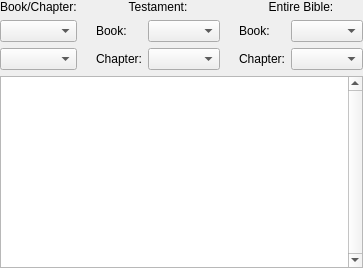
Above: programs/KJVCanOpener/KJVBrowser.ui from dewhisna/KingJamesPureBibleSearch before the change. Below: the same form after it.
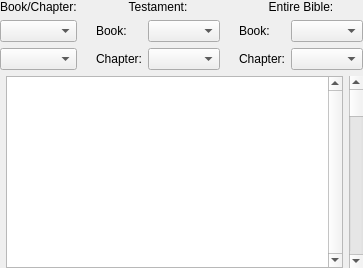
That is the form after the change.

Commit message: Added Chapter Selection ScrollBar to the KJVBrowser widget.

Diff of the .ui file:
```diff
--- a/programs/KJVCanOpener/KJVBrowser.ui
+++ b/programs/KJVCanOpener/KJVBrowser.ui
@@ -33,7 +33,36 @@
    </property>
    <item row="0" column="0">
     <layout class="QGridLayout" name="gridLayout">
-     <item row="0" column="0">
+     <item row="2" column="1">
+      <widget class="QTextBrowser" name="textBrowserMainText">
+       <property name="mouseTracking">
+        <bool>true</bool>
+       </property>
+       <property name="verticalScrollBarPolicy">
+        <enum>Qt::ScrollBarAlwaysOn</enum>
+       </property>
+       <property name="horizontalScrollBarPolicy">
+        <enum>Qt::ScrollBarAlwaysOff</enum>
+       </property>
+       <property name="tabChangesFocus">
+        <bool>false</bool>
+       </property>
+       <property name="textInteractionFlags">
+        <set>Qt::TextSelectableByKeyboard|Qt::TextSelectableByMouse</set>
+       </property>
+       <property name="openLinks">
+        <bool>false</bool>
+       </property>
+      </widget>
+     </item>
+     <item row="2" column="2">
+      <widget class="QScrollBar" name="scrollbarChapter">
+       <property name="orientation">
+        <enum>Qt::Vertical</enum>
+       </property>
+      </widget>
+     </item>
+     <item row="0" column="0" colspan="3">
       <layout class="QHBoxLayout" name="horizontalLayout_5">
        <item>
         <layout class="QVBoxLayout" name="verticalLayout">
@@ -191,28 +220,6 @@
        </item>
       </layout>
      </item>
-     <item row="1" column="0">
-      <widget class="QTextBrowser" name="textBrowserMainText">
-       <property name="mouseTracking">
-        <bool>true</bool>
-       </property>
-       <property name="verticalScrollBarPolicy">
-        <enum>Qt::ScrollBarAlwaysOn</enum>
-       </property>
-       <property name="horizontalScrollBarPolicy">
-        <enum>Qt::ScrollBarAlwaysOff</enum>
-       </property>
-       <property name="tabChangesFocus">
-        <bool>false</bool>
-       </property>
-       <property name="textInteractionFlags">
-        <set>Qt::TextSelectableByKeyboard|Qt::TextSelectableByMouse</set>
-       </property>
-       <property name="openLinks">
-        <bool>false</bool>
-       </property>
-      </widget>
-     </item>
     </layout>
    </item>
   </layout>
```
The commit also changes 2 other files.
